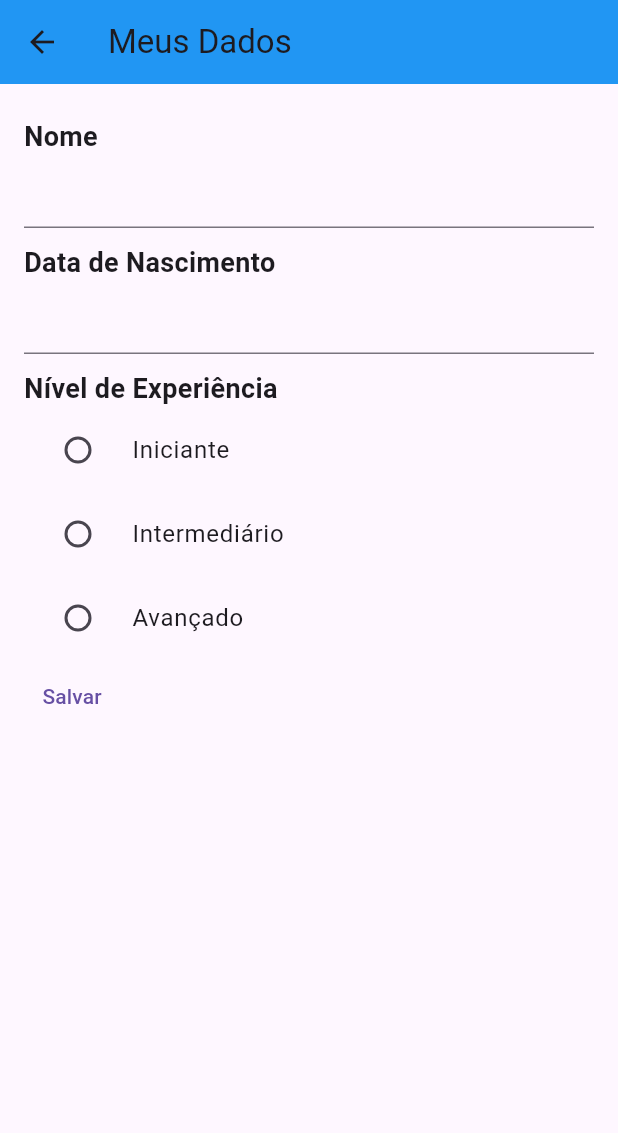
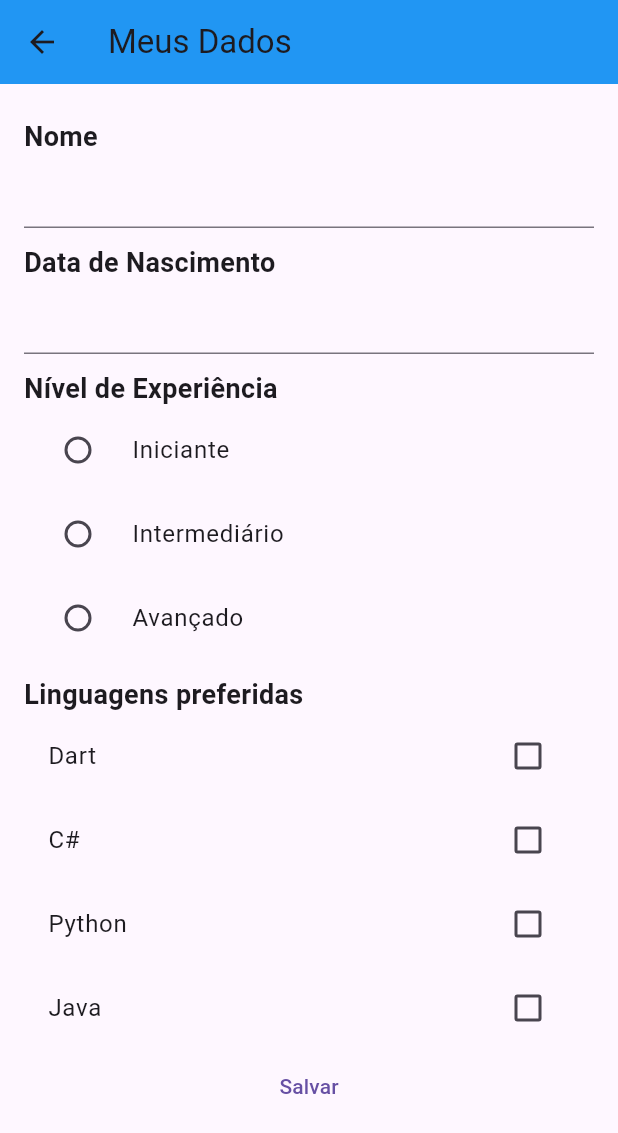
Before and after one commit to leofsousa/flutter-project-dio, a Flutter app: the DadosCadastraisPage screen opened directly, on a phone screen of 412 x 824 dp. Shown: the top 1133 px of the screen. Run offline on Flutter 3.47's test engine with Material 3 defaults, Android fonts, the phone set to English and light mode, and no system bars; network calls fail.

Commit message:
checkbox e repository

```diff
--- a/flutter_apk_1/lib/pages/dados_cadastrais.dart
+++ b/flutter_apk_1/lib/pages/dados_cadastrais.dart
@@ -1,4 +1,5 @@
 import 'package:flutter/material.dart';
+import 'package:flutter_apk_1/repositories/linguagens_repository.dart';
 import 'package:flutter_apk_1/repositories/nivel_repository.dart';
 import 'package:flutter_apk_1/shared/widgets/text_label.dart';
 
@@ -14,12 +15,16 @@ class _DadosCadastraisPageState extends State<DadosCadastraisPage> {
   var dataNacimentoController = TextEditingController(text: '');
   DateTime? dataNacimento;
   var nivelRepository = NivelRepository();
+  var linguagensRepository = LinguagensRepository();
   var niveis = [];
+  var linguagens = [];
+  var linguagensSelecionadas = [];
   var nivelSelecionado = "";
 
   @override
   void initState() {
     niveis = nivelRepository.retornaNiveis();
+    linguagens = linguagensRepository.retornaLinguagens();
     super.initState();
   }
 
@@ -31,8 +36,7 @@ class _DadosCadastraisPageState extends State<DadosCadastraisPage> {
       ),
       body: Padding(
         padding: const EdgeInsets.symmetric(vertical: 12, horizontal: 16),
-        child: Column(
-          crossAxisAlignment: CrossAxisAlignment.start,
+        child: ListView(
           children: [
             const TextLabel(texto: "Nome"),
             TextField(
@@ -72,6 +76,25 @@ class _DadosCadastraisPageState extends State<DadosCadastraisPage> {
                       }))
                   .toList(),
             ),
+            const TextLabel(texto: "Linguagens preferidas"),
+            Column(
+              children: linguagens
+                  .map((linguagem) => CheckboxListTile(
+                      title: Text(linguagem),
+                      value: linguagensSelecionadas.contains(linguagem),
+                      onChanged: (bool? value) {
+                        if (value!) {
+                          setState(() {
+                            linguagensSelecionadas.add(linguagem);
+                          });
+                        } else {
+                          setState(() {
+                            linguagensSelecionadas.remove(linguagem);
+                          });
+                        }
+                      }))
+                  .toList(),
+            ),
             TextButton(
                 onPressed: () {
                   print(nomeController.text);
--- /dev/null
+++ b/flutter_apk_1/lib/repositories/linguagens_repository.dart
@@ -0,0 +1,5 @@
+class LinguagensRepository {
+  List<String> retornaLinguagens() {
+    return ["Dart", "C#", "Python", "Java"];
+  }
+}
```
